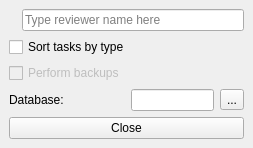
Old version of the form settings.ui in the repository FrankMamuda/ketoevent.
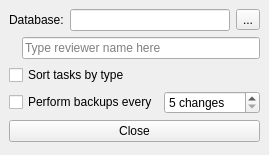
New version of the form. Icons and pictures are not drawn.

Diff of the .ui file:
```diff
--- a/settings.ui
+++ b/settings.ui
@@ -6,37 +6,41 @@
    <rect>
     <x>0</x>
     <y>0</y>
-    <width>253</width>
-    <height>147</height>
+    <width>248</width>
+    <height>155</height>
    </rect>
   </property>
   <property name="windowTitle">
    <string>Settings</string>
   </property>
   <widget class="QWidget" name="centralwidget">
-   <layout class="QGridLayout" name="gridLayout">
-    <item row="3" column="0">
+   <layout class="QVBoxLayout" name="verticalLayout">
+    <item>
+     <layout class="QHBoxLayout" name="horizontalLayout">
+      <item>
      <widget class="QLabel" name="label">
       <property name="text">
        <string>Database:</string>
       </property>
      </widget>
     </item>
-    <item row="4" column="0" colspan="3">
-     <widget class="QPushButton" name="closeButton">
-      <property name="text">
-       <string>Close</string>
-      </property>
-     </widget>
-    </item>
-    <item row="3" column="1">
+      <item>
      <widget class="QLineEdit" name="pathEdit">
       <property name="readOnly">
        <bool>true</bool>
       </property>
      </widget>
     </item>
-    <item row="0" column="0" colspan="3">
+      <item>
+       <widget class="QToolButton" name="pathButton">
+        <property name="text">
+         <string>...</string>
+        </property>
+       </widget>
+      </item>
+     </layout>
+    </item>
+    <item>
      <layout class="QHBoxLayout" name="reviewerLayout">
       <item>
        <widget class="QLabel" name="reviewerPixmap">
@@ -66,27 +70,41 @@
       </item>
      </layout>
     </item>
-    <item row="1" column="0" colspan="3">
+    <item>
      <widget class="QCheckBox" name="sortByTypeCheck">
       <property name="text">
        <string>Sort tasks by type</string>
       </property>
      </widget>
     </item>
-    <item row="3" column="2">
-     <widget class="QToolButton" name="pathButton">
+    <item>
+     <layout class="QHBoxLayout" name="backupLayout">
+      <item>
+       <widget class="QCheckBox" name="backupCheck">
       <property name="text">
-       <string>...</string>
+         <string>Perform backups every</string>
       </property>
      </widget>
     </item>
-    <item row="2" column="0">
-     <widget class="QCheckBox" name="checkBox">
-      <property name="enabled">
-       <bool>false</bool>
-      </property>
+      <item>
+       <widget class="QSpinBox" name="backupValue">
+        <property name="suffix">
+         <string> changes</string>
+        </property>
+        <property name="minimum">
+         <number>5</number>
+        </property>
+        <property name="maximum">
+         <number>999</number>
+        </property>
+       </widget>
+      </item>
+     </layout>
+    </item>
+    <item>
+     <widget class="QPushButton" name="closeButton">
       <property name="text">
-       <string>Perform backups</string>
+       <string>Close</string>
       </property>
      </widget>
     </item>
```
Lines whose indentation alone changed are shown as unchanged.
